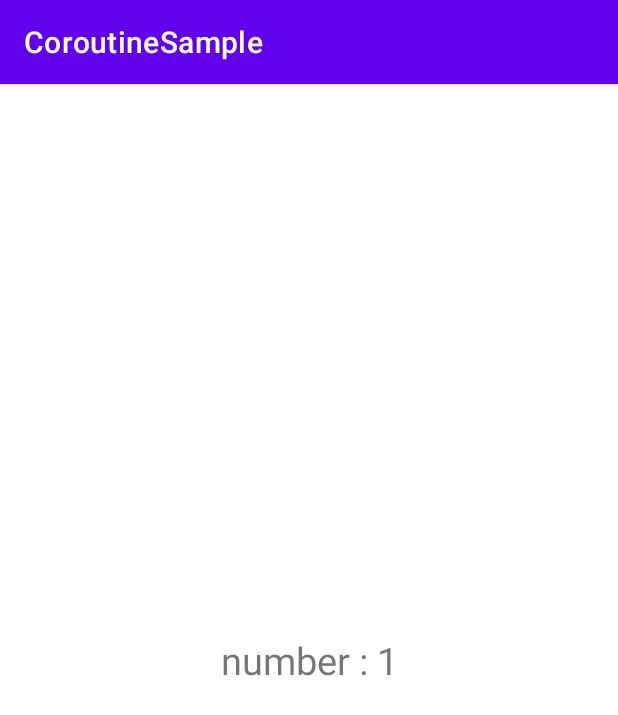
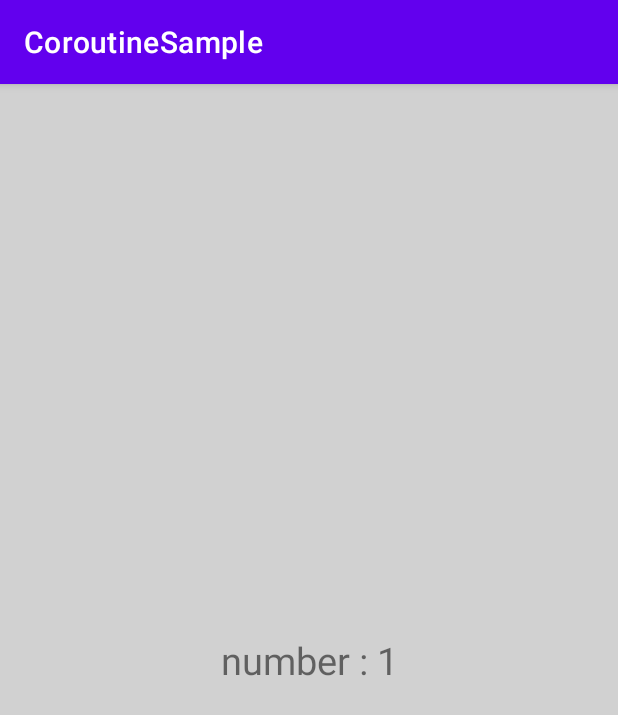
Before and after one commit to shruddms/CoroutineSample, an Android app: the screen it shows after launch (RepeatOnLifecycleTestActivity), after a tap on "repeatOnLifecycle Test", on a phone screen of 412 x 824 dp. Shown: the top 715 px of the screen. Run offline under Robolectric (Android 15) with nearby library versions, the phone set to English and light mode, and no system bars; our stand-ins replace Timber.

```diff
--- a/app/src/main/java/com/kyungeun/coroutinesample/flow/FlowTestActivity.kt
+++ b/app/src/main/java/com/kyungeun/coroutinesample/flow/FlowTestActivity.kt
@@ -71,7 +71,7 @@ class FlowTestActivity : AppCompatActivity() {
                 Timber.d("value : $value")
             }
         }
-        println("Collected in $time ms")
+        Timber.d("Collected in $time ms")
     }
 
     private fun testFlowExceptions() = runBlocking<Unit> {
--- a/app/src/main/res/layout/activity_repeat_on_lifecycle_test.xml
+++ b/app/src/main/res/layout/activity_repeat_on_lifecycle_test.xml
@@ -4,6 +4,7 @@
     xmlns:tools="http://schemas.android.com/tools"
     android:layout_width="match_parent"
     android:layout_height="match_parent"
+    android:background="@color/gray"
     tools:context=".repeatOnLifecycle.RepeatOnLifecycleTestActivity">
 
     <TextView
--- a/app/src/main/res/values/strings.xml
+++ b/app/src/main/res/values/strings.xml
@@ -1,13 +1,11 @@
 <resources>
     <string name="app_name">CoroutineSample</string>
     <string name="action_settings">Settings</string>
-    <!-- Strings used for fragments for navigation -->
     <string name="first_fragment_label">First Fragment</string>
     <string name="second_fragment_label">Second Fragment</string>
     <string name="next">Next</string>
     <string name="previous">Previous</string>
 
-    <!-- Strings used for buttons -->
     <string name="basic_test">Basic Test</string>
     <string name="lifecycle_scope">LifecycleScope</string>
     <string name="global_scope">GlobalScope</string>
```
